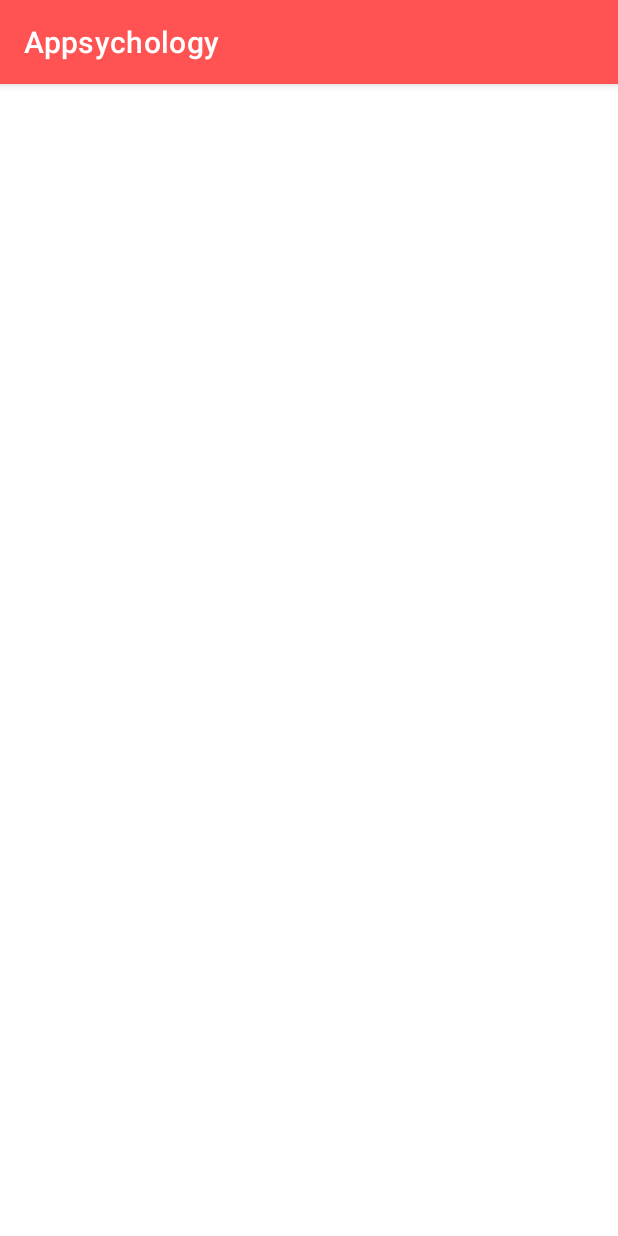
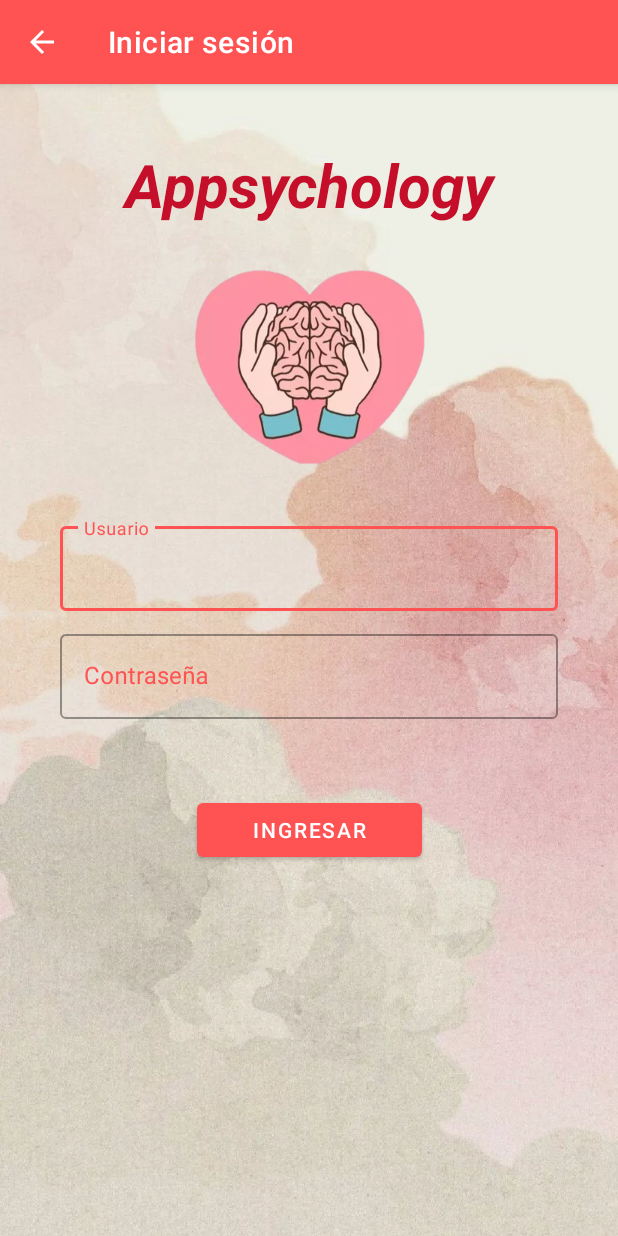
Before and after one commit to CarlosMoreno1708/Appsychology, an Android app: the LoginActivity screen opened directly, with no data from a screen before it, on a phone screen of 412 x 824 dp. Run offline under Robolectric (Android 15) with nearby library versions, the phone set to English and light mode, and no system bars.

Commit message:
Se crea la activity login

```diff
--- a/app/src/main/res/layout/activity_login.xml
+++ b/app/src/main/res/layout/activity_login.xml
@@ -1,9 +1,93 @@
 <?xml version="1.0" encoding="utf-8"?>
-<androidx.constraintlayout.widget.ConstraintLayout xmlns:android="http://schemas.android.com/apk/res/android"
+<androidx.constraintlayout.widget.ConstraintLayout
+    xmlns:android="http://schemas.android.com/apk/res/android"
     xmlns:app="http://schemas.android.com/apk/res-auto"
     xmlns:tools="http://schemas.android.com/tools"
     android:layout_width="match_parent"
     android:layout_height="match_parent"
-    tools:context=".LoginActivity">
+    tools:context=".LoginActivity"
+    android:background="@drawable/fondo"
+    android:paddingStart="40dp"
+    android:paddingEnd="40dp">
 
+
+    <TextView
+        android:id="@+id/title3Text"
+        android:layout_width="0dp"
+        android:layout_height="wrap_content"
+        android:text="@string/app_name"
+        android:textColor="@color/redDark_A200"
+        android:textSize="40sp"
+        android:textStyle="italic|bold"
+        android:textAlignment="center"
+        android:layout_marginTop="40dp"
+        app:layout_constraintTop_toTopOf="parent"
+        app:layout_constraintStart_toStartOf="parent"
+        app:layout_constraintEnd_toEndOf="parent"/>
+
+    <ImageView
+        android:id="@+id/logoImage"
+        android:layout_width="160dp"
+        android:layout_height="140dp"
+        android:layout_marginTop="25dp"
+        app:srcCompat="@drawable/logo"
+        app:layout_constraintTop_toBottomOf="@id/title3Text"
+        app:layout_constraintStart_toStartOf="parent"
+        app:layout_constraintEnd_toEndOf="parent"
+        android:contentDescription="TODO" />
+
+    <com.google.android.material.textfield.TextInputLayout
+        android:id="@+id/usuario"
+        style="@style/Widget.MaterialComponents.TextInputLayout.OutlinedBox"
+        android:layout_width="0dp"
+        android:layout_height="wrap_content"
+        android:layout_marginTop="30dp"
+        android:hint="@string/text_user"
+        android:importantForAutofill="no"
+        android:textColorHint="@color/red_A200"
+        app:layout_constraintEnd_toEndOf="parent"
+        app:layout_constraintStart_toStartOf="parent"
+        app:layout_constraintTop_toBottomOf="@id/logoImage"
+        tools:ignore="TextContrastCheck">
+
+        <com.google.android.material.textfield.TextInputEditText
+            android:id="@+id/userEditText"
+            android:layout_width="match_parent"
+            android:layout_height="wrap_content"
+            tools:ignore="TextContrastCheck" />
+    </com.google.android.material.textfield.TextInputLayout>
+
+    <com.google.android.material.textfield.TextInputLayout
+        android:id="@+id/Contraseña"
+        style="@style/Widget.MaterialComponents.TextInputLayout.OutlinedBox"
+        android:layout_width="0dp"
+        android:layout_height="wrap_content"
+        android:layout_marginTop="10dp"
+        android:hint="@string/text_password"
+        android:importantForAutofill="no"
+        android:textColorHint="@color/red_A200"
+        app:layout_constraintEnd_toEndOf="parent"
+        app:layout_constraintStart_toStartOf="parent"
+        app:layout_constraintTop_toBottomOf="@id/usuario"
+        tools:ignore="TextContrastCheck">
+
+        <com.google.android.material.textfield.TextInputEditText
+            android:id="@+id/passwordEditText"
+            android:layout_width="match_parent"
+            android:layout_height="wrap_content"
+            android:ems="10"
+            android:inputType="textPassword"
+            tools:ignore="TextContrastCheck" />
+    </com.google.android.material.textfield.TextInputLayout>
+
+    <Button
+        android:id="@+id/ingresarButton"
+        android:layout_width="150dp"
+        android:layout_height="wrap_content"
+        android:layout_marginTop="50dp"
+        android:text="Ingresar"
+        app:layout_constraintEnd_toEndOf="parent"
+        app:layout_constraintStart_toStartOf="parent"
+        app:layout_constraintTop_toBottomOf="@id/Contraseña"
+        tools:ignore="TextContrastCheck" />
 </androidx.constraintlayout.widget.ConstraintLayout>
--- a/app/src/main/res/values-night/themes.xml
+++ b/app/src/main/res/values-night/themes.xml
@@ -2,9 +2,9 @@
     <!-- Base application theme. -->
     <style name="Theme.APPsychology" parent="Theme.MaterialComponents.DayNight.DarkActionBar">
         <!-- Primary brand color. -->
-        <item name="colorPrimary">@color/purple_200</item>
-        <item name="colorPrimaryVariant">@color/purple_700</item>
-        <item name="colorOnPrimary">@color/black</item>
+        <item name="colorPrimary">@color/red_A200</item>
+        <item name="colorPrimaryVariant">@color/redDark_A200</item>
+        <item name="colorOnPrimary">@color/redDark_A200</item>
         <!-- Secondary brand color. -->
         <item name="colorSecondary">@color/teal_200</item>
         <item name="colorSecondaryVariant">@color/teal_200</item>
--- a/app/src/main/res/values/strings.xml
+++ b/app/src/main/res/values/strings.xml
@@ -6,5 +6,7 @@
     <string name="text_quienesSomos1">La Salud Mental es un estado de bienestar que nos permite desarrollar nuestro potencial y cumplir las metas de nuestra vida, por eso somos queremos darte un espacio en el cuál puedas contactar a un psicólogo y así fortalecer el cuidado de tu salud mental.</string>
     <string name="text_quienesSomos2">Somos una App diseñada para facilitar el contacto con profesionales en psicología clínica certificados, de tal manera que puedas programar la cita de forma rápida y pueda vincularse fácilmente a un proceso de psicoterapia.</string>
     <string name="text_autor">Autores: Carlos Moreno, Diana Ordoñez, Armando Garzón, Duván Fernandez, German Varga</string>
+    <string name="text_user">Usuario</string>
+    <string name="text_password">Contraseña</string>
     <string name="todo">TODO</string>
 </resources>
--- a/app/src/main/res/values/themes.xml
+++ b/app/src/main/res/values/themes.xml
@@ -14,7 +14,7 @@
         <!-- Customize your theme here. -->
     </style>
 
-    <style name="Theme.Appsychology.NoActionBar">
+    <style name="Theme.Appsychology.NoActionBar" parent="Theme.Appsychology">
         <item name="windowActionBar">false</item>
         <item name="windowNoTitle">true</item>
     </style>
```
Also changed, not shown: app/src/main/AndroidManifest.xml (+20 -9 lines), app/src/main/java/com/carlosmoreno/appsychology/MainActivity.kt (+10 -0 lines), app/src/main/java/com/carlosmoreno/appsychology/RegisterActivity.kt (added, +11 -0 lines), app/src/main/res/layout/activity_about.xml (+22 -38 lines), app/src/main/res/layout/activity_main.xml (+12 -25 lines), app/src/main/res/layout/activity_register.xml (added, +9 -0 lines).
